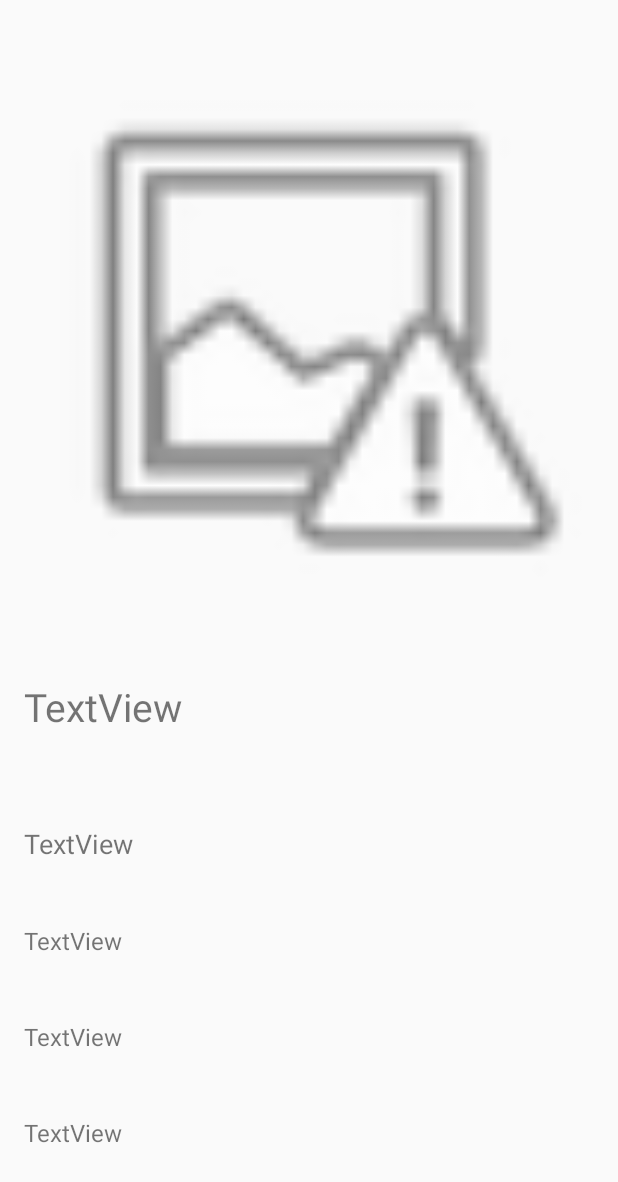
After one commit to jcabrera31/Book, an Android app: the layout activity_book_details.xml on its own in the app's theme, with its tools: preview values and no code run, on a phone screen of 412 x 824 dp. The commit adds this screen. Shown: the top 1182 px of the screen. Run offline under Robolectric (Android 15) with nearby library versions, the phone set to English and light mode, and no system bars.

Commit message:
fnished listactivity details. need to fix list activty

```diff
--- a/app/src/main/AndroidManifest.xml
+++ b/app/src/main/AndroidManifest.xml
@@ -15,6 +15,8 @@
                 <category android:name="android.intent.category.LAUNCHER" />
             </intent-filter>
         </activity>
+        <activity android:name=".BookDetailsActivity">
+        </activity>
     </application>
 
 </manifest>
--- a/app/src/main/res/layout/activity_book.xml
+++ b/app/src/main/res/layout/activity_book.xml
@@ -56,7 +56,7 @@
         android:layout_width="wrap_content"
         android:layout_height="wrap_content"
         android:id="@+id/button"
-        android:textColor="?android:attr/colorControlNormal"
+        android:textColor="@color/colorPrimaryDark"
         android:layout_gravity="center"
         android:elevation="0dp" />
 
--- /dev/null
+++ b/app/src/main/res/layout/activity_book_details.xml
@@ -0,0 +1,66 @@
+<?xml version="1.0" encoding="utf-8"?>
+<LinearLayout xmlns:android="http://schemas.android.com/apk/res/android"
+    xmlns:app="http://schemas.android.com/apk/res-auto"
+    xmlns:tools="http://schemas.android.com/tools"
+    android:id="@+id/activity_book_details"
+    android:layout_width="match_parent"
+    android:layout_height="match_parent"
+    android:paddingBottom="@dimen/activity_vertical_margin"
+    android:paddingLeft="@dimen/activity_horizontal_margin"
+    android:paddingRight="@dimen/activity_horizontal_margin"
+    android:paddingTop="@dimen/activity_vertical_margin"
+    tools:context="edu.orangecoastcollege.cs273.jcabrera31.book.BookDetailsActivity"
+    android:orientation="vertical">
+
+    <ImageView
+        android:layout_width="wrap_content"
+        android:layout_height="0dp"
+
+        android:id="@+id/bookImageView"
+        android:layout_weight="10"
+        android:layout_gravity="center_horizontal"
+        android:layout_marginBottom="20dp"
+        android:scaleType="fitCenter"
+        android:adjustViewBounds="true"
+        app:srcCompat="@android:drawable/ic_menu_report_image" />
+
+    <TextView
+        android:text="TextView"
+        android:layout_width="match_parent"
+        android:layout_height="wrap_content"
+        android:id="@+id/bookTitleTextView"
+        android:layout_weight="1"
+        android:textSize="26sp"
+        android:layout_marginBottom="20dp" />
+
+    <TextView
+        android:text="TextView"
+        android:layout_width="match_parent"
+        android:layout_height="wrap_content"
+        android:layout_weight="1"
+        android:textSize="18sp"
+        android:id="@+id/bookAuthorTextView" />
+
+    <TextView
+        android:text="TextView"
+        android:layout_width="match_parent"
+        android:layout_height="wrap_content"
+        android:id="@+id/bookDescTextView"
+        android:layout_weight="1"
+        android:textSize="16sp"/>
+    <TextView
+        android:text="TextView"
+        android:layout_width="match_parent"
+        android:layout_height="wrap_content"
+        android:id="@+id/bookISBNTextView"
+        android:layout_weight="1"
+        android:textSize="16sp"/>
+    <TextView
+        android:text="TextView"
+        android:layout_width="match_parent"
+        android:layout_height="wrap_content"
+        android:id="@+id/bookIsAvailTextView"
+        android:layout_weight="1"
+        android:textSize="16sp"/>
+
+</LinearLayout>
--- /dev/null
+++ b/app/src/main/res/values-v21/styles.xml
@@ -0,0 +1,11 @@
+<?xml version="1.0" encoding="utf-8"?>
+<resources>
+
+        <style name="AppTheme" parent="Theme.AppCompat.Light.DarkActionBar">
+                <!-- Customize your theme here. -->
+                <item name="colorPrimary">@color/colorPrimary</item>
+                <item name="colorPrimaryDark">@color/colorPrimaryDark</item>
+                <item name="colorAccent">@android:color/black</item>
+                <item name="android:textColorPrimary">?android:attr/colorControlNormal</item>
+        </style>
+</resources>
--- a/app/src/main/res/values/colors.xml
+++ b/app/src/main/res/values/colors.xml
@@ -5,4 +5,5 @@
     <color name="colorAccent">#FF4081</color>
     <color name="title">#FF4081</color>
     <color name="primary_text_material_light">#0096ca</color>
+    <color name="light_blue">#FF0096CA</color>
 </resources>
--- a/app/src/main/res/values/strings.xml
+++ b/app/src/main/res/values/strings.xml
@@ -9,5 +9,4 @@
     <string name="search_button">Search</string>
 
 
-
 </resources>
--- a/app/src/main/res/values/styles.xml
+++ b/app/src/main/res/values/styles.xml
@@ -6,7 +6,7 @@
         <item name="colorPrimary">@color/colorPrimary</item>
         <item name="colorPrimaryDark">@color/colorPrimaryDark</item>
         <item name="colorAccent">@android:color/black</item>
-        <item name="android:textColorPrimary">@color/primary_text_material_light</item>
+        <item name="android:textColorPrimary">@android:color/black</item>
     </style>
 
 </resources>
```
Also changed, not shown: app/src/main/java/edu/orangecoastcollege/cs273/jcabrera31/book/Book.java (+9 -0 lines), app/src/main/java/edu/orangecoastcollege/cs273/jcabrera31/book/BookDetailsActivity.java (added, +65 -0 lines), app/src/main/java/edu/orangecoastcollege/cs273/jcabrera31/book/BookListActivity.java (+28 -1 lines), app/src/main/java/edu/orangecoastcollege/cs273/jcabrera31/book/JSONLoader.java (+10 -11 lines).
